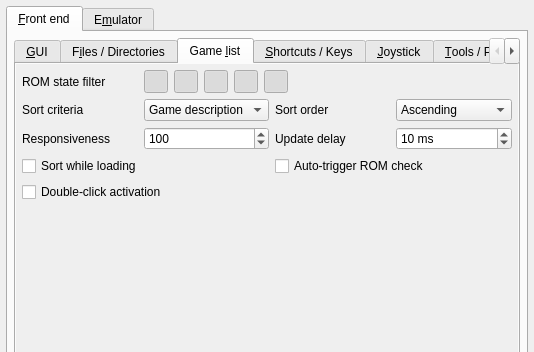
Old version of the form options.ui in the repository qmc2/qmc2-mame-fe; both pictures show x 0 to 534 and y 0 to 352 of the 534 by 650 pixel window.
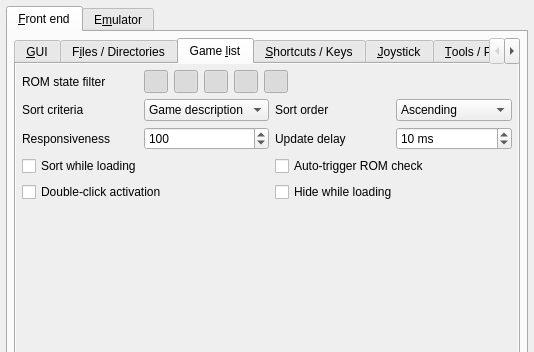
New version of the form. The open tabs and pages were chosen to show the change. Icons and pictures are not drawn.

Commit message: new: added new game/machine list setting "HideWhileLoading"

```diff
--- a/options.ui
+++ b/options.ui
@@ -1988,8 +1988,8 @@
                <rect>
                 <x>0</x>
                 <y>0</y>
-                <width>445</width>
-                <height>156</height>
+                <width>490</width>
+                <height>525</height>
                </rect>
               </property>
               <layout class="QGridLayout" name="gridLayout_11">
@@ -2304,7 +2304,7 @@
                    </property>
                   </widget>
                  </item>
-                 <item row="4" column="0" colspan="4">
+                 <item row="4" column="0" colspan="2">
                   <widget class="QCheckBox" name="checkBoxDoubleClickActivation">
                    <property name="toolTip">
                     <string>Launch emulation on double-click events (may be annoying)</string>
@@ -2327,6 +2327,16 @@
                    </property>
                   </spacer>
                  </item>
+                 <item row="4" column="2" colspan="2">
+                  <widget class="QCheckBox" name="checkBoxHideWhileLoading">
+                   <property name="toolTip">
+                    <string>Hide primary game list while loading (recommended, much faster)</string>
+                   </property>
+                   <property name="text">
+                    <string>Hide while loading</string>
+                   </property>
+                  </widget>
+                 </item>
                 </layout>
                </item>
               </layout>
```
Left out of the diff: 17 changed lines with no effect on the pictures. The commit also changes 14 other files.
